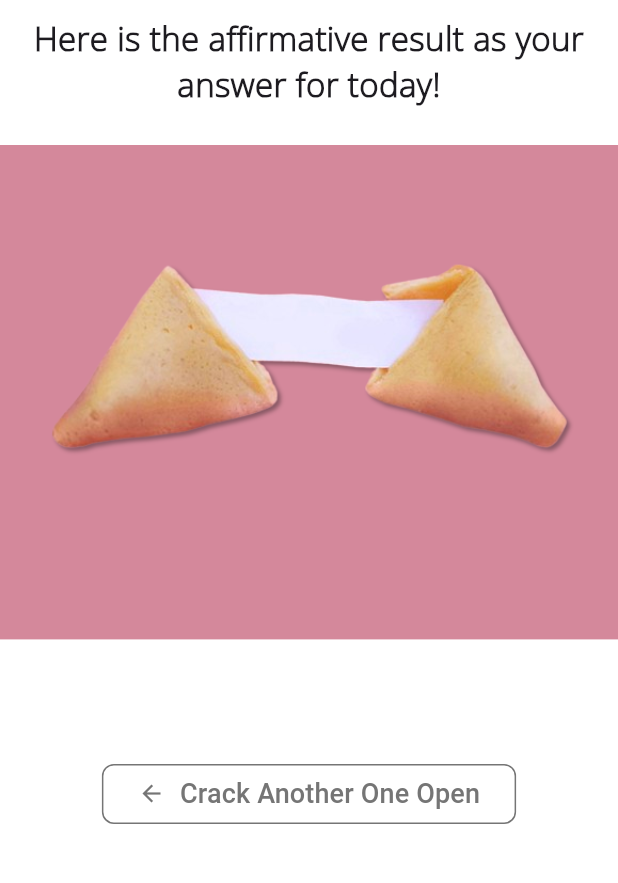
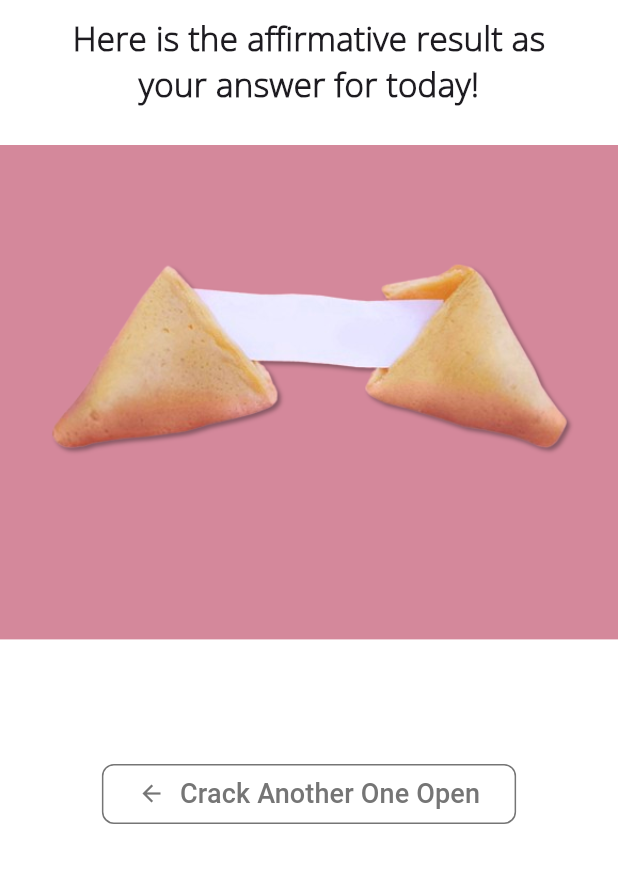
Before and after one commit to jakansha2001/fortune_cookies, a Flutter app: the FortuneScreen screen opened directly with empty values, on a phone screen of 412 x 824 dp, the part 80-963 px from its top. Run offline on Flutter 3.47's test engine with Material 3 defaults, Android fonts, the phone set to English and light mode, and no system bars.

Commit message:
fix:  update padding value on fortune screen

```diff
--- a/lib/fortune_screen.dart
+++ b/lib/fortune_screen.dart
@@ -28,6 +28,8 @@ class FortuneScreen extends StatelessWidget {
             ),
             const Padding(
               padding: EdgeInsets.symmetric(horizontal: 8.0),
+              child: Padding(
+                padding: EdgeInsets.symmetric(horizontal: 15.0),
                 child: Text(
                   'Here is the affirmative result as your answer for today!',
                   maxLines: 2,
@@ -37,6 +39,7 @@ class FortuneScreen extends StatelessWidget {
                     fontFamily: 'OpenSans',
                   ),
                   textAlign: TextAlign.center,
+                ),
               ),
             ),
             const SizedBox(
```
Lines whose indentation alone changed are shown as unchanged.
